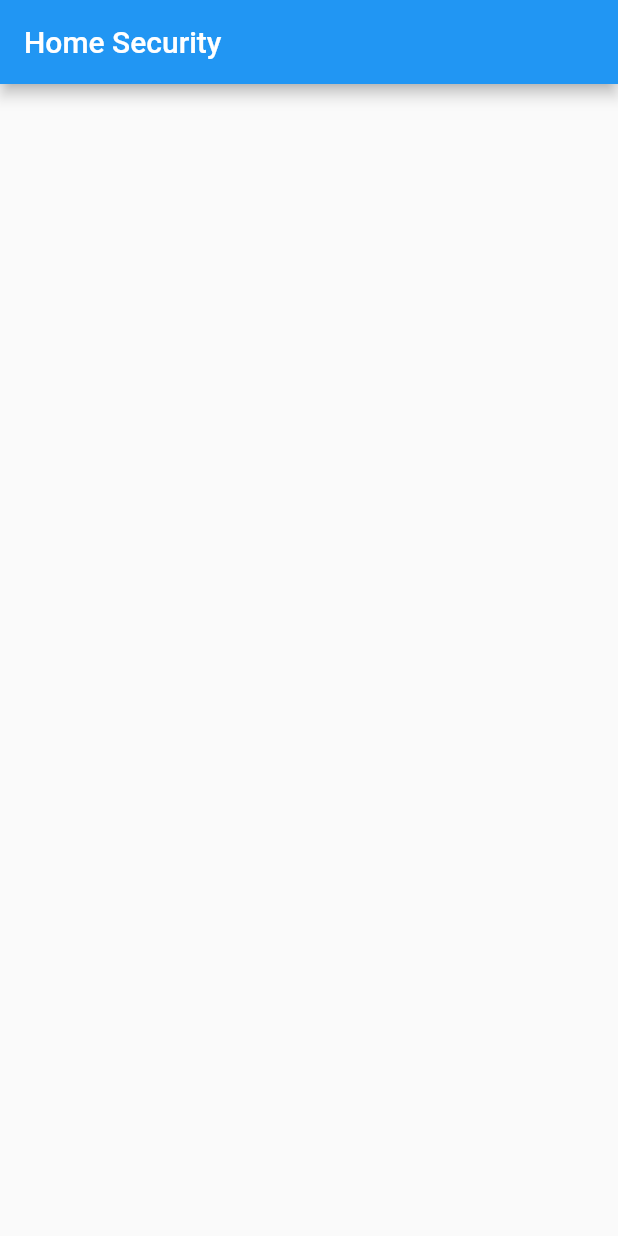
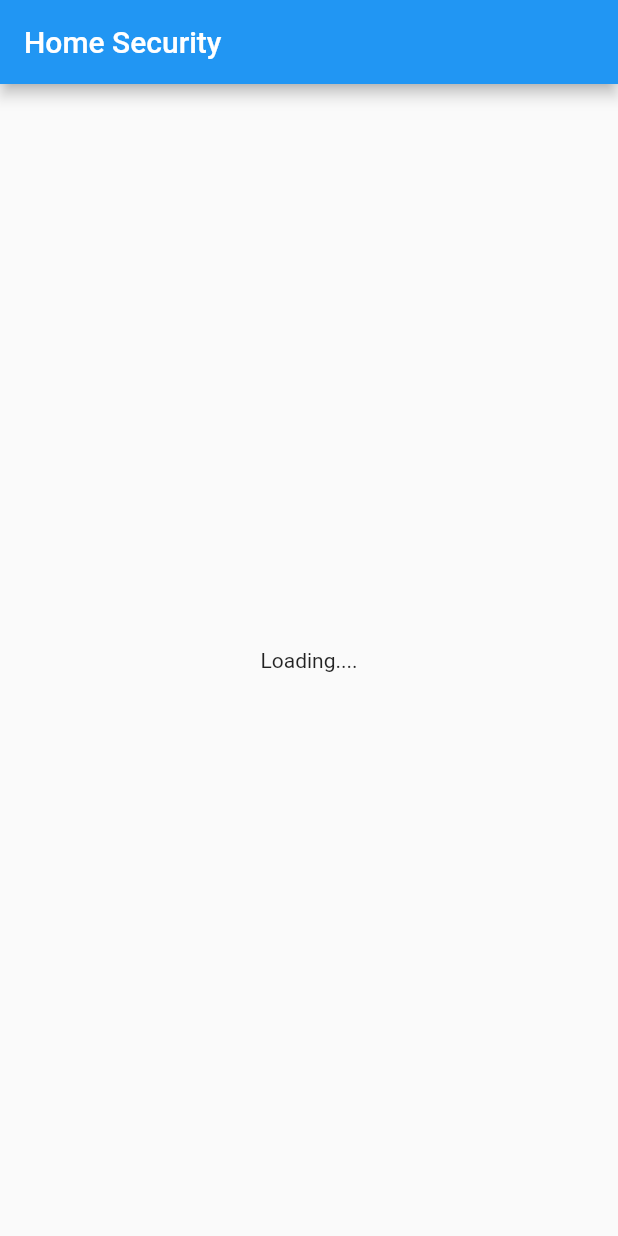
Before and after one commit to Akhila-Pagadala/RaspPi, a Flutter app: the screen it shows after launch, on a phone screen of 412 x 824 dp. Run offline on Flutter 3.47's test engine with Material 2 defaults, Android fonts, the phone set to English and light mode, and no system bars; statements that could not run were skipped.

Commit message:
Added more stuff

```diff
--- a/secure_pi/lib/logics/fields_manager.dart
+++ b/secure_pi/lib/logics/fields_manager.dart
@@ -19,9 +19,13 @@ class FieldsManager {
         bloc.fieldsWithDatesController.sink.add(fieldsWithDates);
       }
       else {
+        // Add the fields to allFields
         allFields.addAll(fields);
+
+        fieldsWithDates = this.binIntoSortedDates(allFields);
+        bloc.fieldsWithDatesController.sink.add(fieldsWithDates);
+
         // Get the entry of the last
-        // Add the fields to allFields
         // Call for more fields
         bloc.fieldController.sink.add(bloc.service.getFields(200, fields[fields.length - 1].entryId));
       }
--- a/secure_pi/lib/pages/home.dart
+++ b/secure_pi/lib/pages/home.dart
@@ -1,15 +1,35 @@
+import 'dart:collection';
+
 import 'package:flutter/material.dart';
+import 'package:securepi/logics/bloc.dart';
+import 'package:securepi/logics/schema.dart';
 
 class MyHomePage extends StatelessWidget {
+  FieldsBloc bloc;
 
   @override
   Widget build(BuildContext context) {
+    bloc = FieldsBloc();
+    bloc.initState();
     return Scaffold(
       appBar: AppBar(
         title: Text("Home Security"),
       ),
       body: Center(
-
+        child: StreamBuilder<HashMap<DateTime, List<Field>>>(
+          stream: bloc.fieldsWithDatesController.stream,
+          builder: (BuildContext context,
+              AsyncSnapshot<HashMap<DateTime, List<Field>>> snapshot) {
+            if (snapshot.hasData) {
+              var map = snapshot.data;
+              return Container();
+            } else {
+              return Container(
+                child: Text("Loading...."),
+              );
+            }
+          },
+        ),
       ),
     );
   }
```
